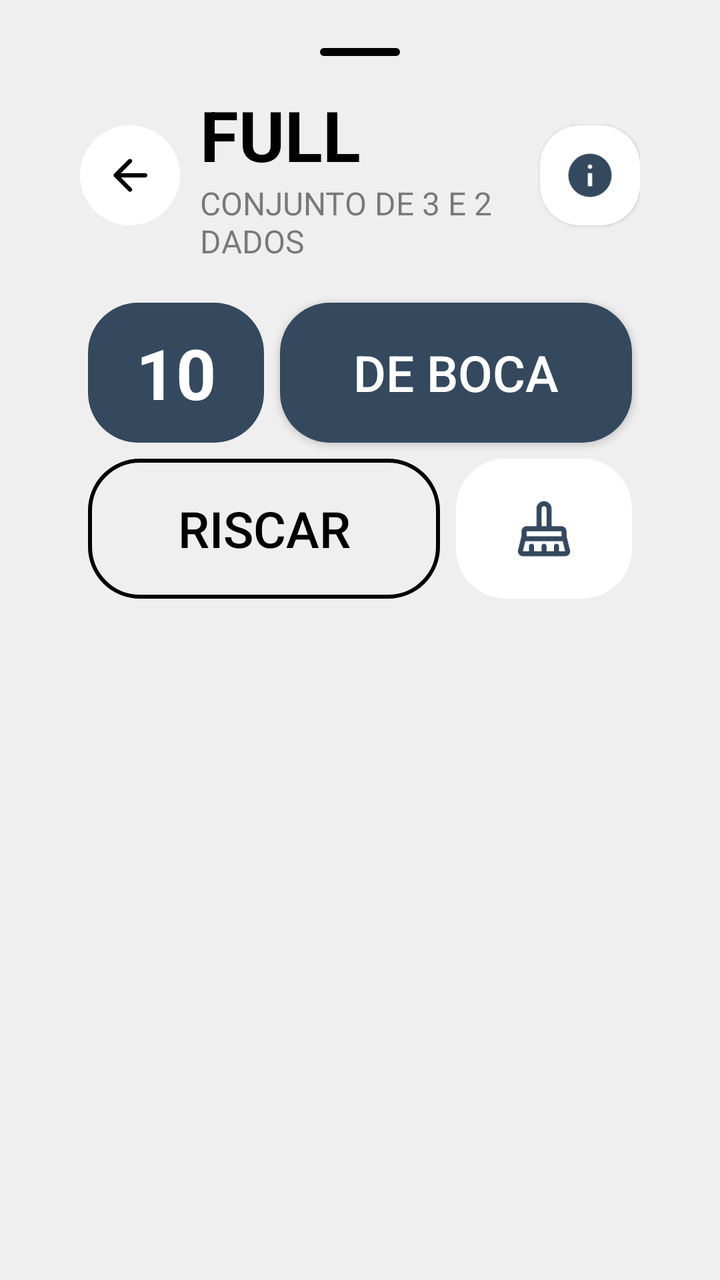
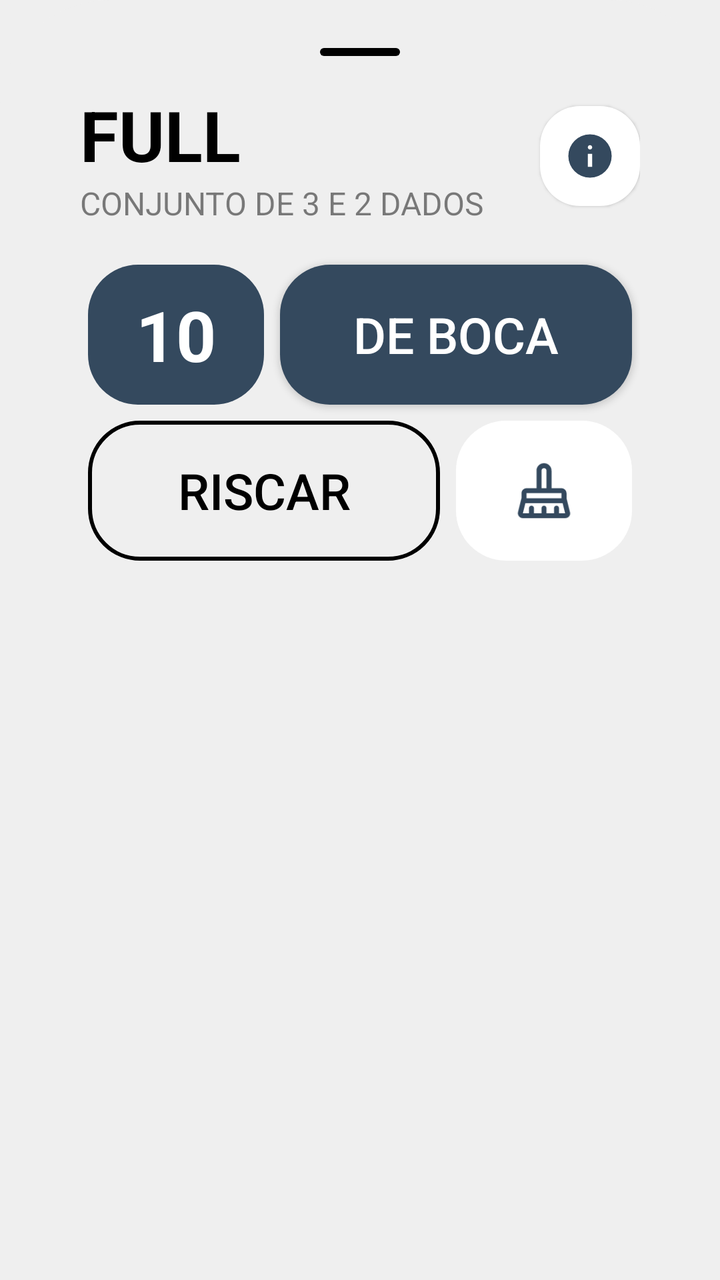

Two renders of the same Android screen: before a commit and after it. Below are the layout's source before the change and the commit's diff.
<!-- AndroidManifest.xml: application theme Base.Theme.KingOfBozo.Standard -->
<!-- res/layout/box_full.xml -->
<?xml version="1.0" encoding="utf-8"?>
<LinearLayout xmlns:android="http://schemas.android.com/apk/res/android"
    xmlns:app="http://schemas.android.com/apk/res-auto"
    xmlns:tools="http://schemas.android.com/tools"
    android:id="@+id/numbers_points"
    android:layout_width="match_parent"
    android:layout_height="wrap_content"
    android:backgroundTint="?attr/customBackground"
    android:background="@drawable/bottom_sheet_background"
    android:orientation="vertical"
    android:padding="24dp">

    <ImageView
        android:layout_width="40dp"
        android:layout_height="4dp"
        android:layout_gravity="center_horizontal"
        android:layout_marginBottom="16dp"
        app:tint="?attr/textFillColor"
        android:src="@drawable/background_card_dark" />


    <LinearLayout
        android:id="@+id/action_bar"
        android:layout_width="match_parent"
        android:layout_height="wrap_content"
        android:paddingHorizontal="16dp"
        android:gravity="center"
        tools:ignore="MissingConstraints">

        <ImageView
            android:id="@+id/button_cancel"
            android:layout_width="50dp"
            android:layout_height="50dp"
            android:backgroundTint="?attr/cardBackgroundColor"
            android:background="@drawable/background_circle_yellow"
            android:padding="12dp"
            android:layout_marginRight="10dp"
            app:tint="?attr/textFillColor"
            android:src="@drawable/ic_arrow_back"
            tools:ignore="ContentDescription" />

        <LinearLayout
            android:layout_width="wrap_content"
            android:layout_height="wrap_content"
            android:orientation="vertical"
            android:layout_weight="1"
            app:layout_constraintStart_toEndOf="@+id/button_back">



            <TextView
                android:id="@+id/scoring_title"
                android:layout_width="wrap_content"
                android:layout_height="wrap_content"
                android:text="FULL"
                android:textColor="?attr/textFillColor"
                android:textSize="35sp"
                android:textStyle="bold" />
            <TextView
                android:layout_width="wrap_content"
                android:layout_height="wrap_content"
                android:text="CONJUNTO DE 3 E 2 DADOS"
                android:alpha="0.5"
                android:textColor="?attr/textFillColor"
                android:textSize="16sp" />

        </LinearLayout>

        <ImageView
            android:id="@+id/button_info"
            android:layout_width="50dp"
            android:layout_height="50dp"
            android:backgroundTint="?attr/cardBackgroundColor"
            android:background="@drawable/background_card_de_boca"
            android:padding="12dp"
            android:layout_marginStart="15dp"
            app:tint="?attr/colorPrimary"
            android:src="@drawable/ic_info"
            android:elevation="1dp"
            tools:ignore="ContentDescription" />


    </LinearLayout>

    <LinearLayout
        android:id="@+id/info_dados"
        android:layout_width="match_parent"
        android:layout_height="wrap_content"
        android:paddingHorizontal="16dp"
        android:paddingTop="16dp"
        android:visibility="gone"
        android:gravity="center_horizontal">

        <ImageView
            android:layout_height="50dp"
            android:layout_width="50dp"
            android:backgroundTint="?attr/cardBackgroundColor"
            android:background="@drawable/background_card_de_boca"
            android:src="@drawable/ic_dice_3"
            app:tint="?attr/colorPrimary"
            android:elevation="2dp"
            android:layout_margin="4dp"/>

        <ImageView
            android:layout_height="50dp"
            android:layout_width="50dp"
            android:backgroundTint="?attr/cardBackgroundColor"
            android:background="@drawable/background_card_de_boca"
            android:src="@drawable/ic_dice_3"
            app:tint="?attr/colorPrimary"
            android:elevation="2dp"
            android:layout_margin="4dp"/>

        <ImageView
            android:layout_height="50dp"
            android:layout_width="50dp"
            android:backgroundTint="?attr/cardBackgroundColor"
            android:background="@drawable/background_card_de_boca"
            android:src="@drawable/ic_dice_3"
            app:tint="?attr/colorPrimary"
            android:elevation="2dp"
            android:layout_margin="4dp"/>

        <ImageView
            android:layout_height="50dp"
            android:layout_width="50dp"
            android:backgroundTint="?attr/cardBackgroundColor"
            android:background="@drawable/background_card_de_boca"
            android:src="@drawable/ic_dice_6"
            app:tint="?attr/colorPrimary"
            android:elevation="2dp"
            android:layout_margin="4dp"/>


        <ImageView
            android:layout_height="50dp"
            android:layout_width="50dp"
            android:backgroundTint="?attr/cardBackgroundColor"
            android:background="@drawable/background_card_de_boca"
            android:src="@drawable/ic_dice_6"
            app:tint="?attr/colorPrimary"
            android:elevation="2dp"
            android:layout_margin="4dp"/>

    </LinearLayout>

    <LinearLayout
        android:layout_width="match_parent"
        android:layout_height="wrap_content"
        android:orientation="vertical"
        android:padding="16dp">

        <GridLayout
            xmlns:android="http://schemas.android.com/apk/res/android"
            xmlns:app="http://schemas.android.com/apk/res-auto"
            android:layout_width="match_parent"
            android:layout_height="wrap_content"
            android:columnCount="3"
            android:rowCount="2">

            <TextView
                android:id="@+id/valor_01"
                android:layout_height="70dp"
                android:layout_width="0dp"
                android:backgroundTint="?attr/colorPrimary"
                android:background="@drawable/background_card_black"
                android:textColor="?attr/customTextBackground"
                android:text="10"
                android:textSize="35dp"
                android:textStyle="bold"
                android:gravity="center"
                android:layout_row="0"
                android:layout_column="0"
                android:layout_columnWeight="1"
                android:layout_gravity="fill"
                android:layout_margin="4dp"/>

            <Button
                android:id="@+id/valor_boca"
                android:layout_height="70dp"
                android:layout_width="0dp"
                app:backgroundTint="?attr/colorPrimary"
                android:background="@drawable/background_card_black"
                app:cornerRadius="20dp"
                android:text="DE BOCA"
                android:textSize="25dp"
                android:textColor="?attr/customTextBackground"
                app:icon="@drawable/ic_de_boca"
                app:iconSize="25dp"
                app:iconTint="?attr/customTextBackground"
                android:gravity="center"
                android:layout_row="0"
                android:layout_column="1"
                android:layout_columnSpan="2"
                android:layout_columnWeight="1"
                android:layout_gravity="fill"
                android:layout_margin="4dp" />



            <ImageView
                android:id="@+id/btn_nulo"
                android:layout_height="70dp"
                android:layout_width="0dp"
                android:backgroundTint="?attr/cardBackgroundColor"
                android:background="@drawable/background_card_black"
                android:src="@drawable/ic_clear"
                app:tint="?attr/colorPrimary"
                android:layout_row="1"
                android:layout_column="2"
                android:layout_columnWeight="1"
                android:layout_gravity="fill"
                android:padding="20dp"
                android:layout_margin="4dp"/>

            <Button
                android:id="@+id/btn_riscar"
                android:layout_height="70dp"
                android:layout_width="0dp"
                app:backgroundTint="?attr/textFillColor"
                android:background="@drawable/background_score_option_riscar"
                app:cornerRadius="20dp"
                android:text="RISCAR"
                android:textSize="25dp"
                android:textColor="?attr/textFillColor"
                app:icon="@drawable/ic_riscar"
                app:iconSize="25dp"
                app:iconTint="?attr/textFillColor"
                android:gravity="center"
                android:layout_row="1"
                android:layout_column="0"
                android:layout_columnSpan="2"
                android:layout_columnWeight="2"
                android:layout_gravity="fill"
                android:layout_margin="4dp" />


        </GridLayout>

    </LinearLayout>


</LinearLayout>
<!-- resources referenced by this layout -->
<resources>
  <!-- drawable background_card_black (drawable) -->
  <shape xmlns:android="http://schemas.android.com/apk/res/android"
      android:shape="rectangle">
      <solid android:color="@color/fundo_light" />
      <corners android:radius="25dp" />
  </shape>
  <!-- drawable background_card_dark (drawable) -->
  <shape xmlns:android="http://schemas.android.com/apk/res/android"
      android:shape="rectangle">
      <solid android:color="@color/fundo_light" />
      <corners android:radius="100dp" />
  </shape>
  <!-- drawable background_card_de_boca (drawable) -->
  <shape xmlns:android="http://schemas.android.com/apk/res/android"
      android:shape="rectangle">
      <solid android:color="@color/fundo_light" />
      <corners android:radius="20dp" />
  </shape>
  <!-- drawable background_circle_yellow (drawable) -->
  <?xml version="1.0" encoding="utf-8"?>
  <shape xmlns:android="http://schemas.android.com/apk/res/android"
      android:shape="oval">
      <solid android:color="@color/fundo_light" />
  </shape>
  <!-- drawable background_score_option_riscar (drawable) -->
  <shape xmlns:android="http://schemas.android.com/apk/res/android"
      android:shape="rectangle">
      <corners android:radius="25dp" />
      <stroke android:width="2dp" android:color="@color/fundo_light" />
      <solid android:color="@android:color/transparent" />
  </shape>
  <!-- drawable bottom_sheet_background (drawable) -->
  <?xml version="1.0" encoding="utf-8"?>
  <shape xmlns:android="http://schemas.android.com/apk/res/android"
      android:shape="rectangle">
      <solid android:color="@color/fundo_light"/>
      <corners android:topLeftRadius="55dp" android:topRightRadius="55dp"/>
  </shape>
  <!-- drawable ic_arrow_back (drawable) -->
  <vector xmlns:android="http://schemas.android.com/apk/res/android"
      android:width="24dp"
      android:height="24dp"
      android:viewportWidth="960"
      android:viewportHeight="960"
      android:tint="@color/fundo_light"
      android:autoMirrored="true">
    <path
        android:fillColor="@android:color/white"
        android:pathData="M313,520L509,716Q521,728 520.5,744Q520,760 508,772Q496,783 480,783.5Q464,784 452,772L188,508Q182,502 179.5,495Q177,488 177,480Q177,472 179.5,465Q182,458 188,452L452,188Q463,177 479.5,177Q496,177 508,188Q520,200 520,216.5Q520,233 508,245L313,440L760,440Q777,440 788.5,451.5Q800,463 800,480Q800,497 788.5,508.5Q777,520 760,520L313,520Z"/>
  </vector>
  <!-- drawable ic_de_boca (drawable) -->
  <vector xmlns:android="http://schemas.android.com/apk/res/android"
      android:width="24dp"
      android:height="24dp"
      android:viewportWidth="960"
      android:viewportHeight="960"
      android:tint="?attr/colorControlNormal">
    <path
        android:fillColor="@android:color/white"
        android:pathData="M320,880L360,600L160,600L520,80L600,80L560,400L800,400L400,880L320,880Z"/>
  </vector>
  <!-- drawable ic_dice_3 (drawable) -->
  <vector xmlns:android="http://schemas.android.com/apk/res/android"
      android:width="24dp"
      android:height="24dp"
      android:viewportWidth="24"
      android:viewportHeight="24">
      <path
          android:fillColor="@color/fundo_light"
          android:pathData="M7.5,7.5m-1.5,0a1.5,1.5 0,1 1,3 0a1.5,1.5 0,1 1,-3 0"/>
      <path
          android:fillColor="@color/fundo_light"
          android:pathData="M12,12m-1.5,0a1.5,1.5 0,1 1,3 0a1.5,1.5 0,1 1,-3 0"/>
      <path
          android:fillColor="@color/fundo_light"
          android:pathData="M16.5,16.5m-1.5,0a1.5,1.5 0,1 1,3 0a1.5,1.5 0,1 1,-3 0"/>
  </vector>
  <color name="fundo_light">#EFEFEF</color>
  <color name="padrao">#34495e</color>
  <color name="text_dark">#000000</color>
  <color name="text_light">#FFFFFF</color>
  <color name="icon_dark">#000000</color>
  <color name="icon_light">#FFFFFF</color>
  <color name="card_light">#FFFFFF</color>
  <color name="card_dark">#313131</color>
  <!-- unchanged entries left out for length: 6 -->
</resources>

<!-- the commit's change to res/layout/box_full.xml (unified diff, before → after) -->
@@ -27,17 +27,17 @@
         android:gravity="center"
         tools:ignore="MissingConstraints">
 
-        <ImageView
-            android:id="@+id/button_cancel"
-            android:layout_width="50dp"
-            android:layout_height="50dp"
-            android:backgroundTint="?attr/cardBackgroundColor"
-            android:background="@drawable/background_circle_yellow"
-            android:padding="12dp"
-            android:layout_marginRight="10dp"
-            app:tint="?attr/textFillColor"
-            android:src="@drawable/ic_arrow_back"
-            tools:ignore="ContentDescription" />
+
+
+
+
+
+
+
+
+
+
+
 
         <LinearLayout
             android:layout_width="wrap_content"
<!-- resource entries referenced after the edit -->
@@ -18,12 +18,6 @@
       <solid android:color="@color/fundo_light" />
       <corners android:radius="20dp" />
   </shape>
-  <!-- drawable background_circle_yellow (drawable) -->
-  <?xml version="1.0" encoding="utf-8"?>
-  <shape xmlns:android="http://schemas.android.com/apk/res/android"
-      android:shape="oval">
-      <solid android:color="@color/fundo_light" />
-  </shape>
   <!-- drawable background_score_option_riscar (drawable) -->
   <shape xmlns:android="http://schemas.android.com/apk/res/android"
       android:shape="rectangle">
@@ -38,18 +32,6 @@
       <solid android:color="@color/fundo_light"/>
       <corners android:topLeftRadius="55dp" android:topRightRadius="55dp"/>
   </shape>
-  <!-- drawable ic_arrow_back (drawable) -->
-  <vector xmlns:android="http://schemas.android.com/apk/res/android"
-      android:width="24dp"
-      android:height="24dp"
-      android:viewportWidth="960"
-      android:viewportHeight="960"
-      android:tint="@color/fundo_light"
-      android:autoMirrored="true">
-    <path
-        android:fillColor="@android:color/white"
-        android:pathData="M313,520L509,716Q521,728 520.5,744Q520,760 508,772Q496,783 480,783.5Q464,784 452,772L188,508Q182,502 179.5,495Q177,488 177,480Q177,472 179.5,465Q182,458 188,452L452,188Q463,177 479.5,177Q496,177 508,188Q520,200 520,216.5Q520,233 508,245L313,440L760,440Q777,440 788.5,451.5Q800,463 800,480Q800,497 788.5,508.5Q777,520 760,520L313,520Z"/>
-  </vector>
   <!-- drawable ic_de_boca (drawable) -->
   <vector xmlns:android="http://schemas.android.com/apk/res/android"
       android:width="24dp"
